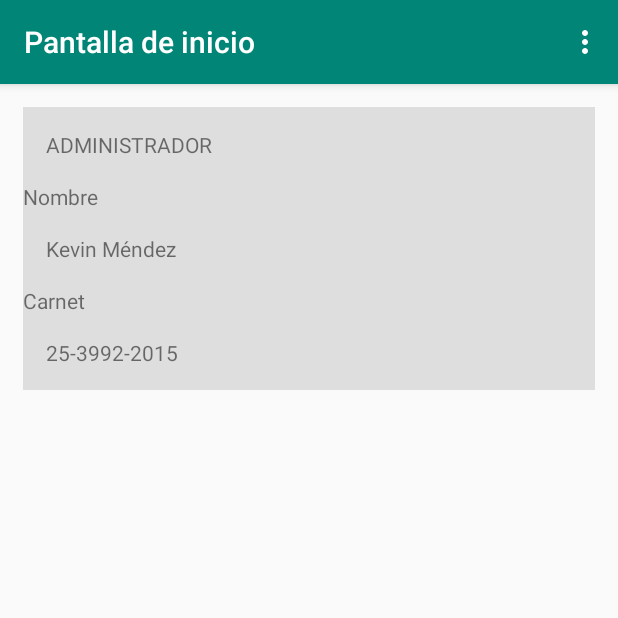
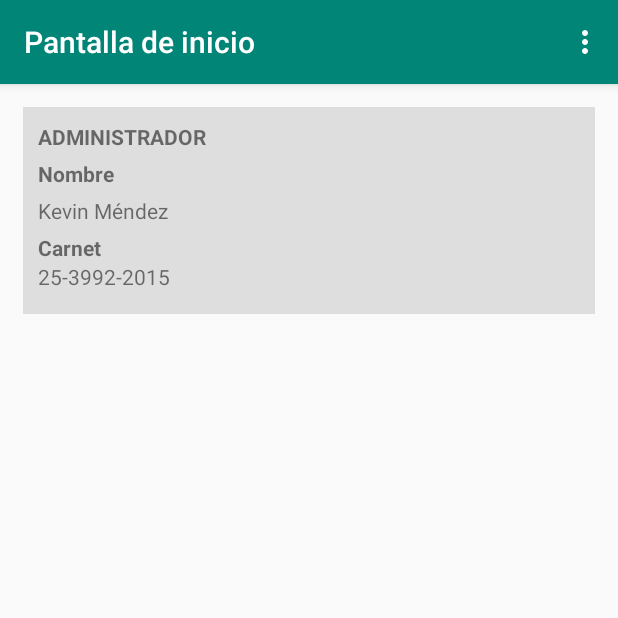
Before and after one commit to DesKevinMendez/control-estacionamiento-utec-android, an Android app: the fragment SelectedBuilding placed in its activity, in the options menu, after a tap on "Home", on a phone screen of 412 x 824 dp, the top half of it. Run offline under Robolectric (Android 15) with nearby library versions, the phone set to English and light mode, and no system bars.

Commit message:
Se hacen algunas modificaciones en las vistas y acciones de botones

```diff
--- a/app/src/main/java/com/example/control_estacionamiento_utec_electiva_i/Admin/AssignWatchman.java
+++ b/app/src/main/java/com/example/control_estacionamiento_utec_electiva_i/Admin/AssignWatchman.java
@@ -10,6 +10,7 @@ import android.view.LayoutInflater;
 import android.view.View;
 import android.view.ViewGroup;
 import android.widget.Button;
+import android.widget.Toast;
 
 import com.example.control_estacionamiento_utec_electiva_i.Admin.ViewAssignParking.SelectedBuilding;
 import com.example.control_estacionamiento_utec_electiva_i.Admin.ViewAssignParking.SelectedTeacher;
@@ -91,7 +92,7 @@ public class AssignWatchman extends Fragment implements View.OnClickListener {
 
                 getActivity().getSupportFragmentManager().beginTransaction()
                         .addToBackStack(null).replace(R.id.contentLayaout, selectedTeacher).commit();
-
+                Toast.makeText(getActivity(), "Hla desde assignWathman", Toast.LENGTH_SHORT).show();
                 break;
 
             case R.id.btnAceptarAW:
--- a/app/src/main/java/com/example/control_estacionamiento_utec_electiva_i/Admin/ReserveParking.java
+++ b/app/src/main/java/com/example/control_estacionamiento_utec_electiva_i/Admin/ReserveParking.java
@@ -15,6 +15,7 @@ import android.widget.Button;
 import android.widget.DatePicker;
 import android.widget.EditText;
 import android.widget.Spinner;
+import android.widget.Toast;
 
 import com.example.control_estacionamiento_utec_electiva_i.Admin.ViewAssignParking.SelectedBuilding;
 import com.example.control_estacionamiento_utec_electiva_i.Helpers.DatePickerFragment;
@@ -117,6 +118,7 @@ public class ReserveParking extends Fragment implements View.OnClickListener {
                 getActivity().getSupportFragmentManager().beginTransaction()
                         .addToBackStack(null)
                         .replace(R.id.contentLayaout, selectedBuilding).commit();
+                break;
 
             case R.id.btnAceparRP:
 
--- a/app/src/main/java/com/example/control_estacionamiento_utec_electiva_i/Admin/ViewAssignParking/SelectedBuilding.java
+++ b/app/src/main/java/com/example/control_estacionamiento_utec_electiva_i/Admin/ViewAssignParking/SelectedBuilding.java
@@ -9,7 +9,10 @@ import androidx.fragment.app.Fragment;
 import android.view.LayoutInflater;
 import android.view.View;
 import android.view.ViewGroup;
+import android.widget.Button;
+import android.widget.ImageButton;
 
+import com.example.control_estacionamiento_utec_electiva_i.Admin.AssignParking;
 import com.example.control_estacionamiento_utec_electiva_i.R;
 
 /**
@@ -63,11 +66,27 @@ public class SelectedBuilding extends Fragment {
         }
     }
 
+    ImageButton btnBuildSelected;
     @Override
     public View onCreateView(LayoutInflater inflater, ViewGroup container,
                              Bundle savedInstanceState) {
         // Inflate the layout for this fragment
-        return inflater.inflate(R.layout.fragment_selected_building, container, false);
+        View view =  inflater.inflate(R.layout.fragment_selected_building, container, false);
+
+        btnBuildSelected = view.findViewById(R.id.btnBuildSelected);
+        btnBuildSelected.setOnClickListener(new View.OnClickListener() {
+            @Override
+            public void onClick(View view) {
+                AssignParking assignParking = new AssignParking();
+
+                getActivity().getSupportFragmentManager().beginTransaction()
+                        .addToBackStack(null).replace(R.id.contentLayaout, assignParking)
+                        .commit();
+
+            }
+        });
+
+        return view;
     }
 
     // TODO: Rename method, update argument and hook method into UI event
--- a/app/src/main/java/com/example/control_estacionamiento_utec_electiva_i/Admin/ViewAssignParking/SelectedTeacher.java
+++ b/app/src/main/java/com/example/control_estacionamiento_utec_electiva_i/Admin/ViewAssignParking/SelectedTeacher.java
@@ -10,7 +10,6 @@ import android.view.LayoutInflater;
 import android.view.View;
 import android.view.ViewGroup;
 import android.widget.ImageButton;
-import android.widget.Toast;
 
 import com.example.control_estacionamiento_utec_electiva_i.Admin.AssignParking;
 import com.example.control_estacionamiento_utec_electiva_i.R;
@@ -71,7 +70,7 @@ public class SelectedTeacher extends Fragment {
                              Bundle savedInstanceState) {
         // Inflate the layout for this fragment
         View view = inflater.inflate(R.layout.fragment_selected_teacher, container, false);
-        ImageButton btnUserButton = view.findViewById(R.id.btnUserButton);
+        ImageButton btnUserButton = view.findViewById(R.id.btnBuildSelected);
         btnUserButton.setOnClickListener(new View.OnClickListener() {
             @Override
             public void onClick(View view) {
--- a/app/src/main/res/layout/fragment_inicio_admin.xml
+++ b/app/src/main/res/layout/fragment_inicio_admin.xml
@@ -9,25 +9,30 @@
         android:layout_width="match_parent"
         android:layout_height="wrap_content"
         android:layout_margin="15dp"
+        android:padding="10dp"
         android:background="#dedede"
         android:orientation="vertical">
 
         <TextView
             android:id="@+id/tvAdmin"
-            android:layout_margin="15dp"
             android:layout_width="match_parent"
+
             android:layout_height="wrap_content"
-            android:text="ADMINISTRADOR" />
+            android:layout_marginBottom="5dp"
+            android:text="ADMINISTRADOR"
+            android:textStyle="bold" />
 
         <TextView
             android:id="@+id/nombre"
             android:layout_width="match_parent"
             android:layout_height="wrap_content"
-            android:text="Nombre" />
+            android:layout_marginBottom="5dp"
+            android:text="Nombre"
+            android:textStyle="bold" />
 
         <TextView
             android:id="@+id/tvNombre"
-            android:layout_margin="15dp"
+            android:layout_marginBottom="5dp"
             android:layout_width="match_parent"
             android:layout_height="wrap_content"
             android:text="Kevin Méndez" />
@@ -36,11 +41,12 @@
             android:id="@+id/carnet"
             android:layout_width="match_parent"
             android:layout_height="wrap_content"
-            android:text="Carnet" />
+            android:text="Carnet"
+            android:textStyle="bold" />
 
         <TextView
             android:id="@+id/tvCarnet"
-            android:layout_margin="15dp"
+            android:layout_marginBottom="5dp"
             android:layout_width="match_parent"
             android:layout_height="wrap_content"
             android:text="25-3992-2015" />
--- a/app/src/main/res/layout/fragment_selected_building.xml
+++ b/app/src/main/res/layout/fragment_selected_building.xml
@@ -60,7 +60,7 @@
             android:orientation="horizontal">
 
             <ImageButton
-                android:id="@+id/btnUserButton"
+                android:id="@+id/btnBuildSelected"
                 android:layout_width="wrap_content"
                 android:layout_height="wrap_content"
                 android:layout_weight="-1"
--- a/app/src/main/res/layout/fragment_selected_teacher.xml
+++ b/app/src/main/res/layout/fragment_selected_teacher.xml
@@ -59,7 +59,7 @@
             android:orientation="horizontal">
 
             <ImageButton
-                android:id="@+id/btnUserButton"
+                android:id="@+id/btnBuildSelected"
                 android:layout_width="wrap_content"
                 android:layout_height="wrap_content"
                 android:layout_weight="-1"
```
